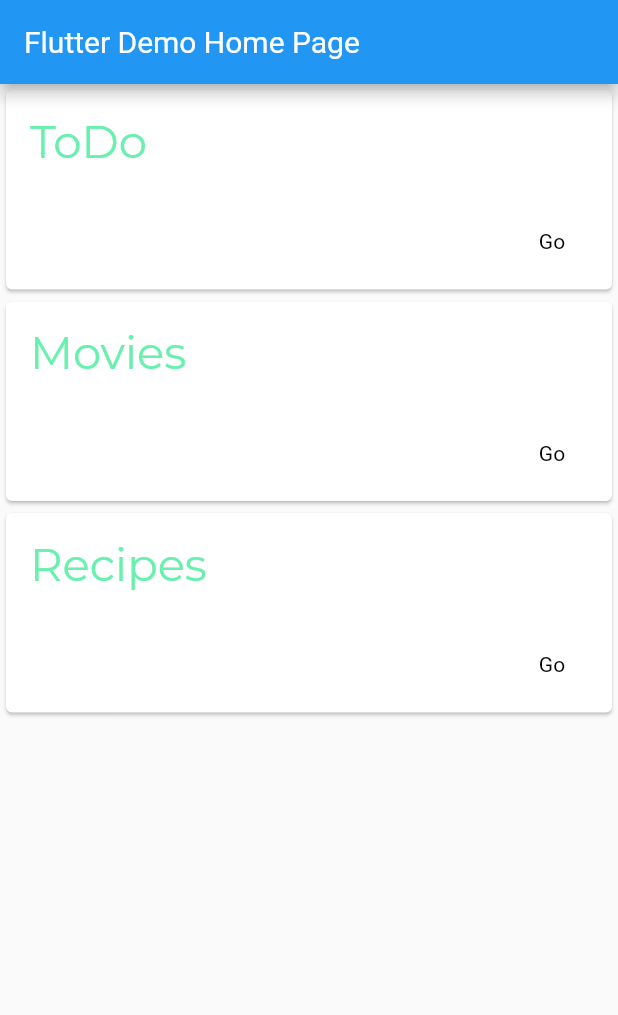
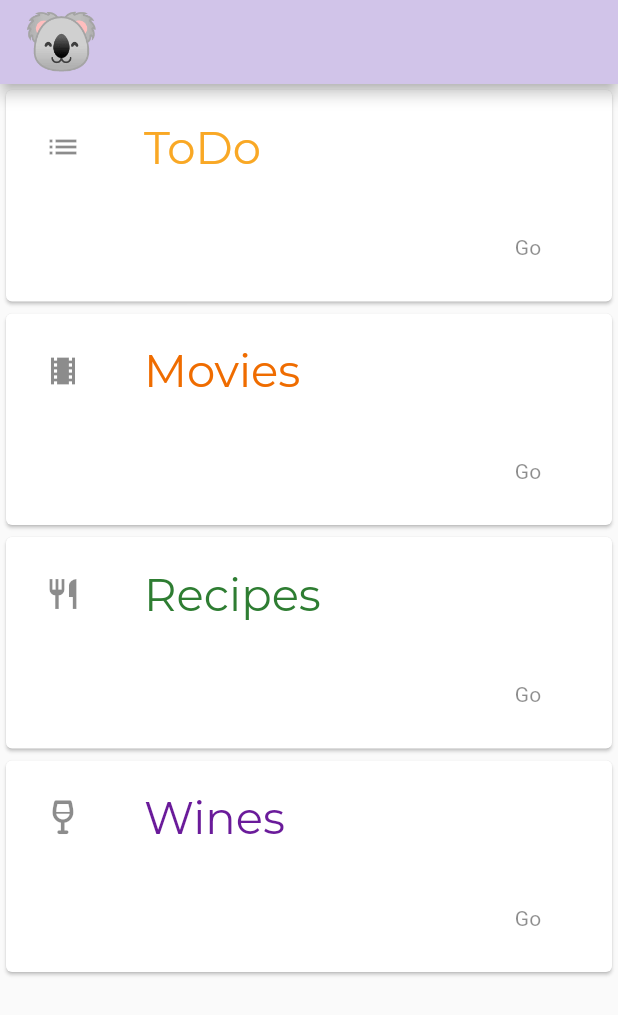
Before and after one commit to juancruzlepore/koala-flutter, a Flutter app: the screen it shows after launch, on a phone screen of 412 x 824 dp. Shown: the top 1015 px of the screen. Run offline on Flutter 3.47's test engine with Material 2 defaults, Android fonts, the phone set to English and light mode, and no system bars; project files that could hold a hidden picture were left out.

Commit message:
- custom icons - visual changes - seen toggle (updates db)

```diff
--- a/lib/MainMenuCard.dart
+++ b/lib/MainMenuCard.dart
@@ -1,16 +1,21 @@
 import 'package:flutter/material.dart';
 
+import 'custom_icons_icons.dart';
+
 class MainMenuCard extends StatelessWidget {
+  final StatefulWidget Function(BuildContext) next;
+  final String title;
+  final Color color;
+  final IconData icon;
 
-  final StatefulWidget Function (BuildContext) next;
-  final String title;
-
-  MainMenuCard(this.next, this.title);
+  MainMenuCard(this.next, this.title, this.color, this.icon);
 
   @override
   Widget build(BuildContext context) {
     return Card(
-      child: Column(
+        child: ListTile(
+      leading: Padding(padding: EdgeInsets.all(10.0), child: Icon(this.icon)),
+      title: Column(
         mainAxisSize: MainAxisSize.min,
         children: <Widget>[
           Align(
@@ -19,7 +24,7 @@ class MainMenuCard extends StatelessWidget {
               child: Text(
                 this.title,
                 style: TextStyle(
-                    color: Colors.greenAccent,
+                    color: this.color,
                     fontWeight: FontWeight.w400,
                     fontSize: 30,
                     fontFamily: 'Montserrat'),
@@ -30,18 +35,17 @@ class MainMenuCard extends StatelessWidget {
           ButtonBar(
             children: <Widget>[
               FlatButton(
-                child: const Text('Go'),
+                child:
+                    const Text('Go', style: TextStyle(color: Colors.black45)),
                 onPressed: () {
                   Navigator.push(
-                      context,
-                      MaterialPageRoute(
-                          builder: this.next));
+                      context, MaterialPageRoute(builder: this.next));
                 },
               ),
             ],
           ),
         ],
       ),
-    );
+    ));
   }
 }
--- /dev/null
+++ b/lib/custom_icons_icons.dart
@@ -0,0 +1,29 @@
+/// Flutter icons CustomIcons
+/// Copyright (C) 2020 by original authors @ fluttericon.com, fontello.com
+/// This font was generated by FlutterIcon.com, which is derived from Fontello.
+///
+/// To use this font, place it in your fonts/ directory and include the
+/// following in your pubspec.yaml
+///
+/// flutter:
+///   fonts:
+///    - family:  CustomIcons
+///      fonts:
+///       - asset: fonts/CustomIcons.ttf
+///
+///
+/// * Typicons, (c) Stephen Hutchings 2012
+///         Author:    Stephen Hutchings
+///         License:   SIL (http://scripts.sil.org/OFL)
+///         Homepage:  http://typicons.com/
+///
+import 'package:flutter/widgets.dart';
+
+class CustomIcons {
+  CustomIcons._();
+
+  static const _kFontFam = 'CustomIcons';
+  static const _kFontPkg = null;
+
+  static const IconData wine = IconData(0xe800, fontFamily: _kFontFam, fontPackage: _kFontPkg);
+}
--- a/lib/main.dart
+++ b/lib/main.dart
@@ -1,5 +1,6 @@
 import 'package:flutter/material.dart';
 import 'package:koala/MainMenuCard.dart';
+import 'package:koala/custom_icons_icons.dart';
 import 'package:koala/movie/MovieListWidget.dart';
 import 'package:koala/todo/ToDoList.dart';
 
@@ -29,7 +30,7 @@ class MyApp extends StatelessWidget {
         // closer together (more dense) than on mobile platforms.
         visualDensity: VisualDensity.adaptivePlatformDensity,
       ),
-      home: MyHomePage(title: 'Flutter Demo Home Page'),
+      home: MyHomePage(title: 'Home'),
     );
   }
 }
@@ -67,13 +68,15 @@ class _MyHomePageState extends State<MyHomePage> {
       appBar: AppBar(
         // Here we take the value from the MyHomePage object that was created by
         // the App.build method, and use it to set our appbar title.
-        title: Text(widget.title),
+        title: Text("🐨", textScaleFactor: 2.0,),
+        backgroundColor: Colors.deepPurple[100],
       ),
       body: Column(
           children: <Widget>[
-            MainMenuCard((context) => ToDoListWidget(), "ToDo"),
-            MainMenuCard((context) => MovieListWidget(), "Movies"),
-            MainMenuCard((context) => MovieListWidget(), "Recipes"),
+            MainMenuCard((context) => ToDoListWidget(), "ToDo", Colors.yellow[800], Icons.list),
+            MainMenuCard((context) => MovieListWidget(), "Movies", Colors.orange[800], Icons.local_movies),
+            MainMenuCard((context) => MovieListWidget(), "Recipes", Colors.green[800], Icons.restaurant),
+            MainMenuCard((context) => MovieListWidget(), "Wines", Colors.purple[800], CustomIcons.wine),
           ]
       ),
     );
--- a/lib/movie/MovieListWidget.dart
+++ b/lib/movie/MovieListWidget.dart
@@ -68,6 +68,7 @@ class _MovieListWidgetState extends State<MovieListWidget> {
   Widget build(BuildContext context) {
     return Scaffold(
       appBar: AppBar(
+        backgroundColor: Colors.orange[800],
         title: Row(children: [
           Text("Movies"),
           Expanded(
--- a/lib/todo/ToDoGroup.dart
+++ b/lib/todo/ToDoGroup.dart
@@ -48,11 +48,9 @@ class ToDoGroup {
 }
 
 class ToDoGroupWidget extends StatefulWidget {
-  ToDoGroup e;
+  final ToDoGroup e;
 
-  ToDoGroupWidget(ToDoGroup element) {
-    this.e = element;
-  }
+  ToDoGroupWidget(this.e);
 
   @override
   State<StatefulWidget> createState() {
--- a/pubspec.yaml
+++ b/pubspec.yaml
@@ -93,6 +93,9 @@ flutter:
           weight: 400
         - asset: assets/fonts/Roboto-Black.ttf
           weight: 700
+    - family:  CustomIcons
+      fonts:
+        - asset: assets/fonts/CustomIcons.ttf
 
   # For details regarding fonts from package dependencies,
   # see https://flutter.dev/custom-fonts/#from-packages
```
Also changed, not shown: lib/movie/Movie.dart (+43 -3 lines), lib/movie/MovieWidget.dart (+76 -10 lines), assets/fonts/CustomIcons.ttf (added).
